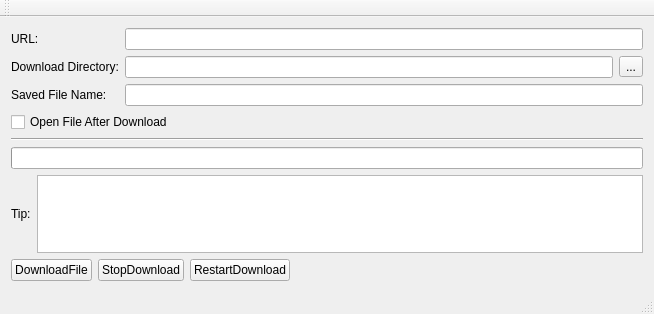
This is ghf/mainwindow.ui in AsteriskZuo/get_http_file as Qt 5 draws it before an edit. The edited form follows.
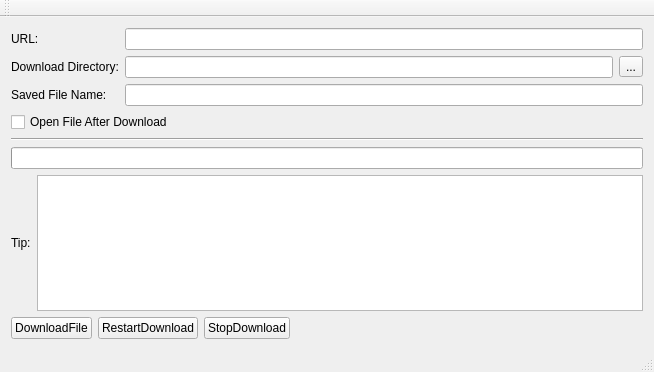
This is the edited form.

```diff
--- a/ghf/mainwindow.ui
+++ b/ghf/mainwindow.ui
@@ -7,7 +7,7 @@
     <x>0</x>
     <y>0</y>
     <width>654</width>
-    <height>314</height>
+    <height>372</height>
    </rect>
   </property>
   <property name="sizePolicy">
@@ -116,13 +116,6 @@
         </property>
        </widget>
       </item>
-      <item>
-       <widget class="QPushButton" name="pushButton_stop_download">
-        <property name="text">
-         <string>StopDownload</string>
-        </property>
-       </widget>
-      </item>
       <item>
        <widget class="QPushButton" name="pushButton_restart_download">
         <property name="text">
@@ -130,6 +123,13 @@
         </property>
        </widget>
       </item>
+      <item>
+       <widget class="QPushButton" name="pushButton_stop_download">
+        <property name="text">
+         <string>StopDownload</string>
+        </property>
+       </widget>
+      </item>
       <item>
        <spacer name="horizontalSpacer">
         <property name="orientation">
```
